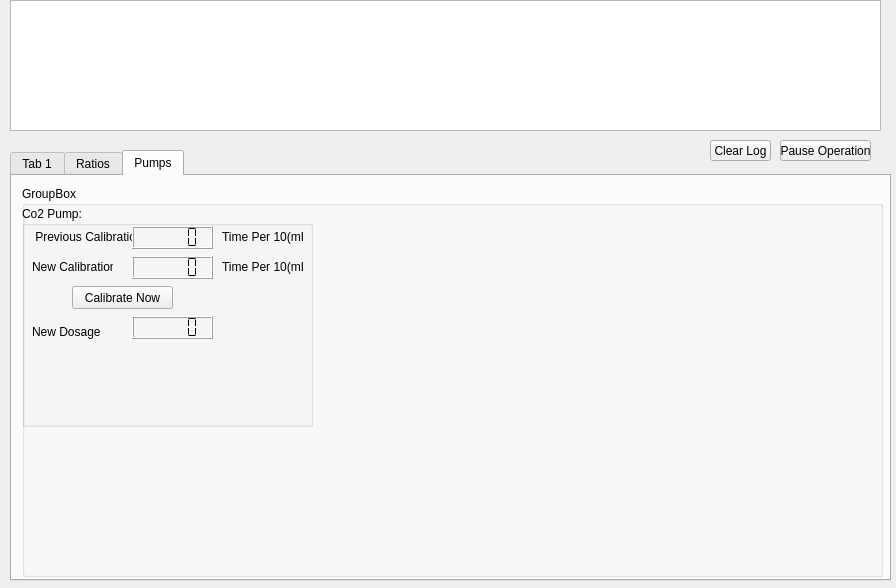
This is Client/form.ui in trippyt/QTAquarium as Qt 5 draws it before an edit. The edited form follows.
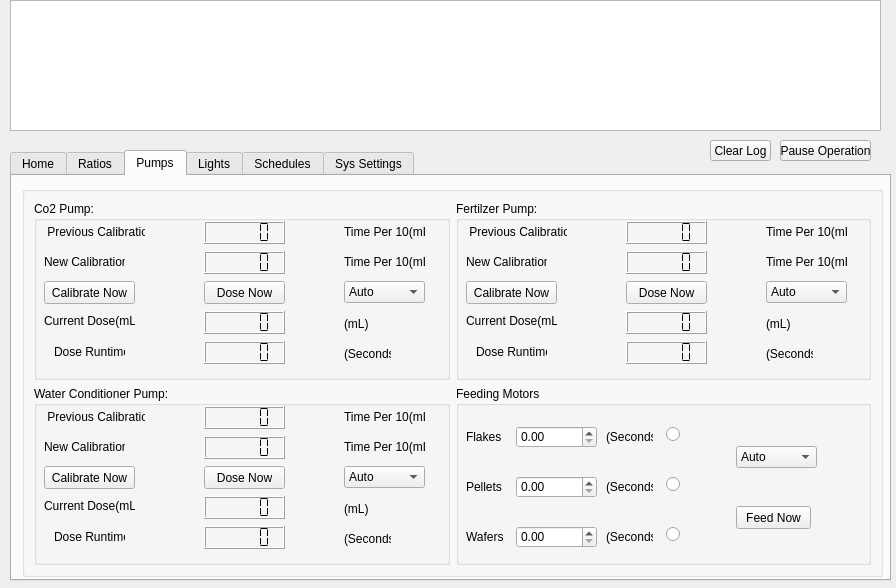
This is the edited form.

Commit message: working on button function

```diff
--- a/Client/form.ui
+++ b/Client/form.ui
@@ -36,7 +36,7 @@
     <string>Clear Log</string>
    </property>
   </widget>
-  <widget class="QPushButton" name="pushButton">
+  <widget class="QPushButton" name="pushButton_pauseOperation">
    <property name="geometry">
     <rect>
      <x>780</x>
@@ -61,9 +61,9 @@
    <property name="currentIndex">
     <number>2</number>
    </property>
-   <widget class="QWidget" name="tab">
+   <widget class="QWidget" name="Home_tab">
     <attribute name="title">
-     <string>Tab 1</string>
+     <string>Home</string>
     </attribute>
    </widget>
    <widget class="QWidget" name="Ratios_tab">
@@ -380,17 +380,11 @@
       </rect>
      </property>
      <property name="title">
-      <string>GroupBox</string>
+      <string/>
      </property>
-     <widget class="QGroupBox" name="groupBox_6">
-      <property name="geometry">
-       <rect>
-        <x>0</x>
-        <y>20</y>
-        <width>291</width>
-        <height>221</height>
-       </rect>
-      </property>
+     <layout class="QGridLayout" name="gridLayout">
+      <item row="0" column="0">
+       <widget class="QGroupBox" name="groupBox_Co2_Pump">
       <property name="title">
        <string>Co2 Pump:</string>
       </property>
@@ -410,7 +404,7 @@
       <widget class="QLCDNumber" name="lcdNumber">
        <property name="geometry">
         <rect>
-         <x>110</x>
+           <x>170</x>
          <y>20</y>
          <width>81</width>
          <height>23</height>
@@ -436,7 +430,7 @@
       <widget class="QLCDNumber" name="lcdNumber_2">
        <property name="geometry">
         <rect>
-         <x>110</x>
+           <x>170</x>
          <y>50</y>
          <width>81</width>
          <height>23</height>
@@ -449,9 +443,9 @@
       <widget class="QPushButton" name="pushButton_4">
        <property name="geometry">
         <rect>
-         <x>50</x>
+           <x>10</x>
          <y>80</y>
-         <width>101</width>
+           <width>91</width>
          <height>23</height>
         </rect>
        </property>
@@ -462,7 +456,7 @@
       <widget class="QLabel" name="time_per_10_label">
        <property name="geometry">
         <rect>
-         <x>200</x>
+           <x>310</x>
          <y>50</y>
          <width>81</width>
          <height>21</height>
@@ -475,7 +469,7 @@
       <widget class="QLabel" name="time_per_10_label_2">
        <property name="geometry">
         <rect>
-         <x>200</x>
+           <x>310</x>
          <y>20</y>
          <width>81</width>
          <height>21</height>
@@ -485,23 +479,10 @@
         <string>Time Per 10(mL)</string>
        </property>
       </widget>
-      <widget class="QLabel" name="label_13">
-       <property name="geometry">
-        <rect>
-         <x>10</x>
-         <y>110</y>
-         <width>71</width>
-         <height>31</height>
-        </rect>
-       </property>
-       <property name="text">
-        <string>New Dosage</string>
-       </property>
-      </widget>
       <widget class="QLCDNumber" name="lcdNumber_3">
        <property name="geometry">
         <rect>
-         <x>110</x>
+           <x>170</x>
          <y>110</y>
          <width>81</width>
          <height>23</height>
@@ -511,8 +492,728 @@
         <enum>QLCDNumber::Flat</enum>
        </property>
       </widget>
-     </widget>
-    </widget>
+        <widget class="QPushButton" name="pushButton_5">
+         <property name="geometry">
+          <rect>
+           <x>170</x>
+           <y>80</y>
+           <width>81</width>
+           <height>23</height>
+          </rect>
+         </property>
+         <property name="text">
+          <string>Dose Now</string>
+         </property>
+        </widget>
+        <widget class="QComboBox" name="comboBox">
+         <property name="geometry">
+          <rect>
+           <x>310</x>
+           <y>80</y>
+           <width>81</width>
+           <height>22</height>
+          </rect>
+         </property>
+         <item>
+          <property name="text">
+           <string>Auto</string>
+          </property>
+         </item>
+         <item>
+          <property name="text">
+           <string>Manual</string>
+          </property>
+         </item>
+        </widget>
+        <widget class="QLCDNumber" name="lcdNumber_4">
+         <property name="geometry">
+          <rect>
+           <x>170</x>
+           <y>140</y>
+           <width>81</width>
+           <height>23</height>
+          </rect>
+         </property>
+         <property name="segmentStyle">
+          <enum>QLCDNumber::Flat</enum>
+         </property>
+        </widget>
+        <widget class="QLabel" name="label_13">
+         <property name="geometry">
+          <rect>
+           <x>10</x>
+           <y>110</y>
+           <width>91</width>
+           <height>20</height>
+          </rect>
+         </property>
+         <property name="text">
+          <string>Current Dose(mL)</string>
+         </property>
+        </widget>
+        <widget class="QLabel" name="label_14">
+         <property name="geometry">
+          <rect>
+           <x>20</x>
+           <y>141</y>
+           <width>71</width>
+           <height>20</height>
+          </rect>
+         </property>
+         <property name="text">
+          <string>Dose Runtime</string>
+         </property>
+        </widget>
+        <widget class="QLabel" name="label_15">
+         <property name="geometry">
+          <rect>
+           <x>310</x>
+           <y>112</y>
+           <width>47</width>
+           <height>21</height>
+          </rect>
+         </property>
+         <property name="text">
+          <string>(mL)</string>
+         </property>
+        </widget>
+        <widget class="QLabel" name="label_16">
+         <property name="geometry">
+          <rect>
+           <x>310</x>
+           <y>142</y>
+           <width>47</width>
+           <height>21</height>
+          </rect>
+         </property>
+         <property name="text">
+          <string>(Seconds)</string>
+         </property>
+        </widget>
+       </widget>
+      </item>
+      <item row="1" column="0">
+       <widget class="QGroupBox" name="groupBox_Water_Conditioner_Pump">
+        <property name="title">
+         <string>Water Conditioner Pump:</string>
+        </property>
+        <widget class="QLabel" name="label_29">
+         <property name="geometry">
+          <rect>
+           <x>10</x>
+           <y>20</y>
+           <width>101</width>
+           <height>21</height>
+          </rect>
+         </property>
+         <property name="text">
+          <string> Previous Calibration</string>
+         </property>
+        </widget>
+        <widget class="QLCDNumber" name="lcdNumber_13">
+         <property name="geometry">
+          <rect>
+           <x>170</x>
+           <y>20</y>
+           <width>81</width>
+           <height>23</height>
+          </rect>
+         </property>
+         <property name="segmentStyle">
+          <enum>QLCDNumber::Flat</enum>
+         </property>
+        </widget>
+        <widget class="QLabel" name="label_30">
+         <property name="geometry">
+          <rect>
+           <x>10</x>
+           <y>50</y>
+           <width>81</width>
+           <height>21</height>
+          </rect>
+         </property>
+         <property name="text">
+          <string>New Calibration</string>
+         </property>
+        </widget>
+        <widget class="QLCDNumber" name="lcdNumber_14">
+         <property name="geometry">
+          <rect>
+           <x>170</x>
+           <y>50</y>
+           <width>81</width>
+           <height>23</height>
+          </rect>
+         </property>
+         <property name="segmentStyle">
+          <enum>QLCDNumber::Flat</enum>
+         </property>
+        </widget>
+        <widget class="QPushButton" name="pushButton_10">
+         <property name="geometry">
+          <rect>
+           <x>10</x>
+           <y>80</y>
+           <width>91</width>
+           <height>23</height>
+          </rect>
+         </property>
+         <property name="text">
+          <string>Calibrate Now</string>
+         </property>
+        </widget>
+        <widget class="QLabel" name="time_per_10_label_7">
+         <property name="geometry">
+          <rect>
+           <x>310</x>
+           <y>50</y>
+           <width>81</width>
+           <height>21</height>
+          </rect>
+         </property>
+         <property name="text">
+          <string>Time Per 10(mL)</string>
+         </property>
+        </widget>
+        <widget class="QLabel" name="time_per_10_label_8">
+         <property name="geometry">
+          <rect>
+           <x>310</x>
+           <y>20</y>
+           <width>81</width>
+           <height>21</height>
+          </rect>
+         </property>
+         <property name="text">
+          <string>Time Per 10(mL)</string>
+         </property>
+        </widget>
+        <widget class="QLCDNumber" name="lcdNumber_15">
+         <property name="geometry">
+          <rect>
+           <x>170</x>
+           <y>110</y>
+           <width>81</width>
+           <height>23</height>
+          </rect>
+         </property>
+         <property name="segmentStyle">
+          <enum>QLCDNumber::Flat</enum>
+         </property>
+        </widget>
+        <widget class="QPushButton" name="pushButton_11">
+         <property name="geometry">
+          <rect>
+           <x>170</x>
+           <y>80</y>
+           <width>81</width>
+           <height>23</height>
+          </rect>
+         </property>
+         <property name="text">
+          <string>Dose Now</string>
+         </property>
+        </widget>
+        <widget class="QComboBox" name="comboBox_4">
+         <property name="geometry">
+          <rect>
+           <x>310</x>
+           <y>80</y>
+           <width>81</width>
+           <height>22</height>
+          </rect>
+         </property>
+         <item>
+          <property name="text">
+           <string>Auto</string>
+          </property>
+         </item>
+         <item>
+          <property name="text">
+           <string>Manual</string>
+          </property>
+         </item>
+        </widget>
+        <widget class="QLCDNumber" name="lcdNumber_16">
+         <property name="geometry">
+          <rect>
+           <x>170</x>
+           <y>140</y>
+           <width>81</width>
+           <height>23</height>
+          </rect>
+         </property>
+         <property name="segmentStyle">
+          <enum>QLCDNumber::Flat</enum>
+         </property>
+        </widget>
+        <widget class="QLabel" name="label_31">
+         <property name="geometry">
+          <rect>
+           <x>10</x>
+           <y>110</y>
+           <width>91</width>
+           <height>20</height>
+          </rect>
+         </property>
+         <property name="text">
+          <string>Current Dose(mL)</string>
+         </property>
+        </widget>
+        <widget class="QLabel" name="label_32">
+         <property name="geometry">
+          <rect>
+           <x>20</x>
+           <y>141</y>
+           <width>71</width>
+           <height>20</height>
+          </rect>
+         </property>
+         <property name="text">
+          <string>Dose Runtime</string>
+         </property>
+        </widget>
+        <widget class="QLabel" name="label_33">
+         <property name="geometry">
+          <rect>
+           <x>310</x>
+           <y>112</y>
+           <width>47</width>
+           <height>21</height>
+          </rect>
+         </property>
+         <property name="text">
+          <string>(mL)</string>
+         </property>
+        </widget>
+        <widget class="QLabel" name="label_34">
+         <property name="geometry">
+          <rect>
+           <x>310</x>
+           <y>142</y>
+           <width>47</width>
+           <height>21</height>
+          </rect>
+         </property>
+         <property name="text">
+          <string>(Seconds)</string>
+         </property>
+        </widget>
+       </widget>
+      </item>
+      <item row="0" column="1">
+       <widget class="QGroupBox" name="groupBox_Fertilizer_Pump">
+        <property name="title">
+         <string>Fertilzer Pump:</string>
+        </property>
+        <widget class="QLabel" name="label_23">
+         <property name="geometry">
+          <rect>
+           <x>10</x>
+           <y>20</y>
+           <width>101</width>
+           <height>21</height>
+          </rect>
+         </property>
+         <property name="text">
+          <string> Previous Calibration</string>
+         </property>
+        </widget>
+        <widget class="QLCDNumber" name="lcdNumber_9">
+         <property name="geometry">
+          <rect>
+           <x>170</x>
+           <y>20</y>
+           <width>81</width>
+           <height>23</height>
+          </rect>
+         </property>
+         <property name="segmentStyle">
+          <enum>QLCDNumber::Flat</enum>
+         </property>
+        </widget>
+        <widget class="QLabel" name="label_24">
+         <property name="geometry">
+          <rect>
+           <x>10</x>
+           <y>50</y>
+           <width>81</width>
+           <height>21</height>
+          </rect>
+         </property>
+         <property name="text">
+          <string>New Calibration</string>
+         </property>
+        </widget>
+        <widget class="QLCDNumber" name="lcdNumber_10">
+         <property name="geometry">
+          <rect>
+           <x>170</x>
+           <y>50</y>
+           <width>81</width>
+           <height>23</height>
+          </rect>
+         </property>
+         <property name="segmentStyle">
+          <enum>QLCDNumber::Flat</enum>
+         </property>
+        </widget>
+        <widget class="QPushButton" name="pushButton_8">
+         <property name="geometry">
+          <rect>
+           <x>10</x>
+           <y>80</y>
+           <width>91</width>
+           <height>23</height>
+          </rect>
+         </property>
+         <property name="text">
+          <string>Calibrate Now</string>
+         </property>
+        </widget>
+        <widget class="QLabel" name="time_per_10_label_5">
+         <property name="geometry">
+          <rect>
+           <x>310</x>
+           <y>50</y>
+           <width>81</width>
+           <height>21</height>
+          </rect>
+         </property>
+         <property name="text">
+          <string>Time Per 10(mL)</string>
+         </property>
+        </widget>
+        <widget class="QLabel" name="time_per_10_label_6">
+         <property name="geometry">
+          <rect>
+           <x>310</x>
+           <y>20</y>
+           <width>81</width>
+           <height>21</height>
+          </rect>
+         </property>
+         <property name="text">
+          <string>Time Per 10(mL)</string>
+         </property>
+        </widget>
+        <widget class="QLCDNumber" name="lcdNumber_11">
+         <property name="geometry">
+          <rect>
+           <x>170</x>
+           <y>110</y>
+           <width>81</width>
+           <height>23</height>
+          </rect>
+         </property>
+         <property name="segmentStyle">
+          <enum>QLCDNumber::Flat</enum>
+         </property>
+        </widget>
+        <widget class="QPushButton" name="pushButton_9">
+         <property name="geometry">
+          <rect>
+           <x>170</x>
+           <y>80</y>
+           <width>81</width>
+           <height>23</height>
+          </rect>
+         </property>
+         <property name="text">
+          <string>Dose Now</string>
+         </property>
+        </widget>
+        <widget class="QComboBox" name="comboBox_3">
+         <property name="geometry">
+          <rect>
+           <x>310</x>
+           <y>80</y>
+           <width>81</width>
+           <height>22</height>
+          </rect>
+         </property>
+         <item>
+          <property name="text">
+           <string>Auto</string>
+          </property>
+         </item>
+         <item>
+          <property name="text">
+           <string>Manual</string>
+          </property>
+         </item>
+        </widget>
+        <widget class="QLCDNumber" name="lcdNumber_12">
+         <property name="geometry">
+          <rect>
+           <x>170</x>
+           <y>140</y>
+           <width>81</width>
+           <height>23</height>
+          </rect>
+         </property>
+         <property name="segmentStyle">
+          <enum>QLCDNumber::Flat</enum>
+         </property>
+        </widget>
+        <widget class="QLabel" name="label_25">
+         <property name="geometry">
+          <rect>
+           <x>10</x>
+           <y>110</y>
+           <width>91</width>
+           <height>20</height>
+          </rect>
+         </property>
+         <property name="text">
+          <string>Current Dose(mL)</string>
+         </property>
+        </widget>
+        <widget class="QLabel" name="label_26">
+         <property name="geometry">
+          <rect>
+           <x>20</x>
+           <y>141</y>
+           <width>71</width>
+           <height>20</height>
+          </rect>
+         </property>
+         <property name="text">
+          <string>Dose Runtime</string>
+         </property>
+        </widget>
+        <widget class="QLabel" name="label_27">
+         <property name="geometry">
+          <rect>
+           <x>310</x>
+           <y>112</y>
+           <width>47</width>
+           <height>21</height>
+          </rect>
+         </property>
+         <property name="text">
+          <string>(mL)</string>
+         </property>
+        </widget>
+        <widget class="QLabel" name="label_28">
+         <property name="geometry">
+          <rect>
+           <x>310</x>
+           <y>142</y>
+           <width>47</width>
+           <height>21</height>
+          </rect>
+         </property>
+         <property name="text">
+          <string>(Seconds)</string>
+         </property>
+        </widget>
+       </widget>
+      </item>
+      <item row="1" column="1">
+       <widget class="QGroupBox" name="groupBox_Feeding_Motors">
+        <property name="title">
+         <string>Feeding Motors</string>
+        </property>
+        <widget class="QLabel" name="label_Seconds">
+         <property name="geometry">
+          <rect>
+           <x>150</x>
+           <y>40</y>
+           <width>47</width>
+           <height>21</height>
+          </rect>
+         </property>
+         <property name="text">
+          <string>(Seconds)</string>
+         </property>
+        </widget>
+        <widget class="QDoubleSpinBox" name="doubleSpinBox_8">
+         <property name="geometry">
+          <rect>
+           <x>60</x>
+           <y>40</y>
+           <width>81</width>
+           <height>22</height>
+          </rect>
+         </property>
+        </widget>
+        <widget class="QDoubleSpinBox" name="doubleSpinBox_9">
+         <property name="geometry">
+          <rect>
+           <x>60</x>
+           <y>90</y>
+           <width>81</width>
+           <height>22</height>
+          </rect>
+         </property>
+        </widget>
+        <widget class="QDoubleSpinBox" name="doubleSpinBox_10">
+         <property name="geometry">
+          <rect>
+           <x>60</x>
+           <y>140</y>
+           <width>81</width>
+           <height>22</height>
+          </rect>
+         </property>
+        </widget>
+        <widget class="QLabel" name="label_Seconds_2">
+         <property name="geometry">
+          <rect>
+           <x>150</x>
+           <y>90</y>
+           <width>47</width>
+           <height>21</height>
+          </rect>
+         </property>
+         <property name="text">
+          <string>(Seconds)</string>
+         </property>
+        </widget>
+        <widget class="QLabel" name="label_Seconds_3">
+         <property name="geometry">
+          <rect>
+           <x>150</x>
+           <y>140</y>
+           <width>47</width>
+           <height>21</height>
+          </rect>
+         </property>
+         <property name="text">
+          <string>(Seconds)</string>
+         </property>
+        </widget>
+        <widget class="QLabel" name="label_flakes">
+         <property name="geometry">
+          <rect>
+           <x>10</x>
+           <y>40</y>
+           <width>41</width>
+           <height>21</height>
+          </rect>
+         </property>
+         <property name="text">
+          <string>Flakes</string>
+         </property>
+        </widget>
+        <widget class="QLabel" name="label_pellets">
+         <property name="geometry">
+          <rect>
+           <x>10</x>
+           <y>90</y>
+           <width>41</width>
+           <height>21</height>
+          </rect>
+         </property>
+         <property name="text">
+          <string>Pellets</string>
+         </property>
+        </widget>
+        <widget class="QLabel" name="label_wafers">
+         <property name="geometry">
+          <rect>
+           <x>10</x>
+           <y>140</y>
+           <width>41</width>
+           <height>21</height>
+          </rect>
+         </property>
+         <property name="text">
+          <string>Wafers</string>
+         </property>
+        </widget>
+        <widget class="QPushButton" name="pushButton">
+         <property name="geometry">
+          <rect>
+           <x>280</x>
+           <y>120</y>
+           <width>75</width>
+           <height>23</height>
+          </rect>
+         </property>
+         <property name="text">
+          <string>Feed Now</string>
+         </property>
+        </widget>
+        <widget class="QRadioButton" name="radioButton_flakes">
+         <property name="geometry">
+          <rect>
+           <x>210</x>
+           <y>40</y>
+           <width>82</width>
+           <height>17</height>
+          </rect>
+         </property>
+         <property name="text">
+          <string/>
+         </property>
+        </widget>
+        <widget class="QRadioButton" name="radioButton_pellets">
+         <property name="geometry">
+          <rect>
+           <x>210</x>
+           <y>90</y>
+           <width>82</width>
+           <height>17</height>
+          </rect>
+         </property>
+         <property name="text">
+          <string/>
+         </property>
+        </widget>
+        <widget class="QRadioButton" name="radioButton_wafers">
+         <property name="geometry">
+          <rect>
+           <x>210</x>
+           <y>140</y>
+           <width>82</width>
+           <height>17</height>
+          </rect>
+         </property>
+         <property name="text">
+          <string/>
+         </property>
+        </widget>
+        <widget class="QComboBox" name="comboBox_5">
+         <property name="geometry">
+          <rect>
+           <x>280</x>
+           <y>60</y>
+           <width>81</width>
+           <height>22</height>
+          </rect>
+         </property>
+         <item>
+          <property name="text">
+           <string>Auto</string>
+          </property>
+         </item>
+         <item>
+          <property name="text">
+           <string>Manual</string>
+          </property>
+         </item>
+        </widget>
+       </widget>
+      </item>
+     </layout>
+    </widget>
+   </widget>
+   <widget class="QWidget" name="tab">
+    <attribute name="title">
+     <string>Lights</string>
+    </attribute>
+   </widget>
+   <widget class="QWidget" name="tab_3">
+    <attribute name="title">
+     <string>Schedules</string>
+    </attribute>
+   </widget>
+   <widget class="QWidget" name="tab_4">
+    <attribute name="title">
+     <string>Sys Settings</string>
+    </attribute>
    </widget>
   </widget>
  </widget>
```
Left out of the diff: 56 changed lines with no effect on the pictures. Lines whose indentation alone changed are shown as unchanged. The commit also changes 2 other files.
